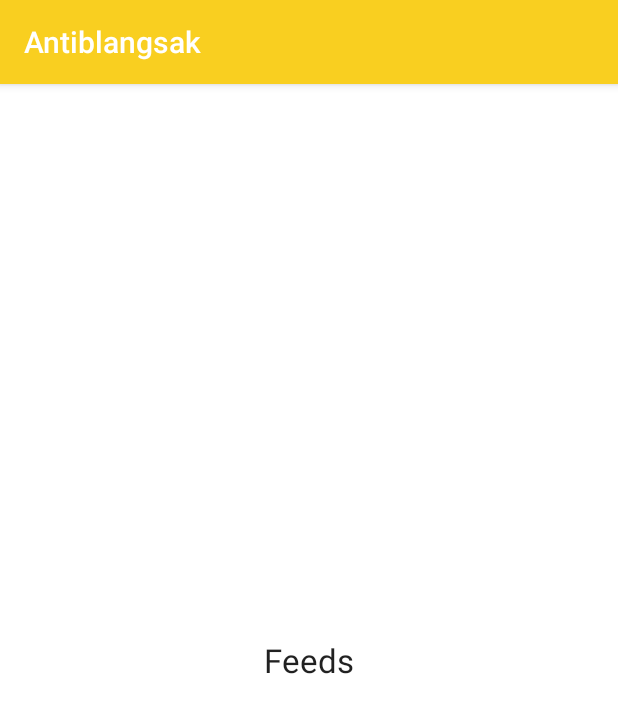
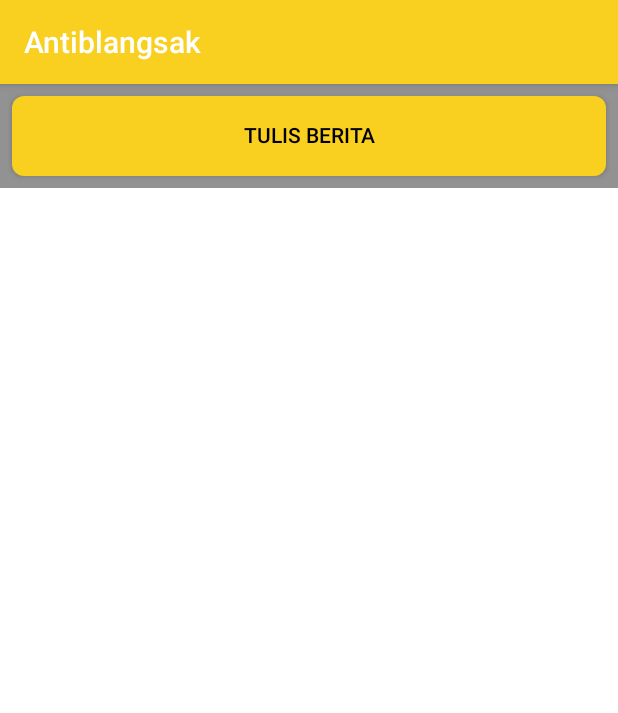
Before and after one commit to antiblangsak/android, an Android app: the fragment FeedsFragment shown on its own in the app's theme, on a phone screen of 412 x 824 dp. Shown: the top 713 px of the screen. Run offline under Robolectric (Android 15) with nearby library versions, the phone set to English and light mode, and no system bars.

```diff
--- a/app/src/main/java/com/antiblangsak/antiblangsak/MainActivity.java
+++ b/app/src/main/java/com/antiblangsak/antiblangsak/MainActivity.java
@@ -21,7 +21,6 @@ import uk.co.chrisjenx.calligraphy.CalligraphyContextWrapper;
 public class MainActivity extends AppCompatActivity {
     private Button logoutButton;
     SharedPrefManager sharedPrefManager;
-
 
     @Override
     protected void attachBaseContext(Context newBase) {
--- /dev/null
+++ b/app/src/main/res/drawable/shape_daftar_nasabah_option.xml
@@ -0,0 +1,6 @@
+<?xml version="1.0" encoding="utf-8"?>
+<selector xmlns:android="http://schemas.android.com/apk/res/android"
+    android:exitFadeDuration="@android:integer/config_shortAnimTime">
+    <item android:drawable="@drawable/shape_daftar_nasabah_option_pressed" android:state_pressed="true"/>
+    <item android:drawable="@drawable/shape_daftar_nasabah_option_normal"/>
+</selector>
--- /dev/null
+++ b/app/src/main/res/drawable/shape_daftar_nasabah_option_normal.xml
@@ -0,0 +1,6 @@
+<?xml version="1.0" encoding="utf-8"?>
+<shape xmlns:android="http://schemas.android.com/apk/res/android"
+    android:shape="rectangle">
+    <solid android:color="@color/color_daftar_nasabah_option"/>
+    <corners android:radius="@dimen/button_border_radius"/>
+</shape>
--- /dev/null
+++ b/app/src/main/res/drawable/shape_daftar_nasabah_option_pressed.xml
@@ -0,0 +1,6 @@
+<?xml version="1.0" encoding="utf-8"?>
+<shape xmlns:android="http://schemas.android.com/apk/res/android"
+    android:shape="rectangle">
+    <solid android:color="@color/color_daftar_nasabah_option_pressed"/>
+    <corners android:radius="@dimen/button_border_radius"/>
+</shape>
--- a/app/src/main/res/layout/fragment_feeds.xml
+++ b/app/src/main/res/layout/fragment_feeds.xml
@@ -1,16 +1,36 @@
 <?xml version="1.0" encoding="utf-8"?>
-<RelativeLayout xmlns:android="http://schemas.android.com/apk/res/android"
+<LinearLayout xmlns:android="http://schemas.android.com/apk/res/android"
     android:layout_width="match_parent"
     android:layout_height="match_parent"
     android:orientation="vertical"
     android:background="@color/color_main_white">
 
-    <TextView
-        android:id="@+id/textView"
-        android:layout_width="wrap_content"
-        android:layout_height="wrap_content"
-        android:layout_centerInParent="true"
-        android:text="Feeds"
-        android:textAppearance="?android:attr/textAppearanceLarge"/>
+    <LinearLayout
+        android:layout_width="match_parent"
+        android:layout_height="0dp"
+        android:layout_weight="1"
+        android:background="@color/color_main_light_gray">
 
-</RelativeLayout>
+        <Button
+            android:id="@+id/btnTulisBerita"
+            android:layout_width="match_parent"
+            android:layout_height="match_parent"
+            android:layout_margin="@dimen/margin_sm"
+            android:paddingBottom="@dimen/padding_xxs"
+            android:text="@string/btn_tulis_berita_string"
+            android:textColor="@color/color_main_black"
+            android:background="@drawable/shape_button"
+            android:textSize="@dimen/button_font_size_sm"
+            />
+
+    </LinearLayout>
+
+    <LinearLayout
+        android:layout_width="match_parent"
+        android:layout_height="0dp"
+        android:layout_weight="10">
+
+
+    </LinearLayout>
+
+</LinearLayout>
--- a/app/src/main/res/values/colors.xml
+++ b/app/src/main/res/values/colors.xml
@@ -7,6 +7,7 @@
     <color name="color_main_yellow">#F9CF20</color>
     <color name="color_main_dark_gray">#313439</color>
     <color name="color_main_light_gray">#929292</color>
+    <color name="color_main_light_gray_darkened">#797979</color>
     <color name="color_main_black">#000000</color>
     <color name="color_main_white">#FFFFFF</color>
 
@@ -17,4 +18,7 @@
 
     <color name="color_button_yellow">#F9CF20</color>
     <color name="color_button_yellow_pressed">#E0B607</color>
+
+    <color name="color_daftar_nasabah_option">#c4c4c4</color>
+    <color name="color_daftar_nasabah_option_pressed">#ABABAB</color>
 </resources>
--- a/app/src/main/res/values/dimens.xml
+++ b/app/src/main/res/values/dimens.xml
@@ -17,6 +17,7 @@
 
     <dimen name="text_size_xs">10dp</dimen>
 
+    <dimen name="margin_super">60dp</dimen>
     <dimen name="margin_xxxl">36dp</dimen>
     <dimen name="margin_xxl">24dp</dimen>
     <dimen name="margin_xl">20dp</dimen>
@@ -36,6 +37,4 @@
     <dimen name="padding_xs">4dp</dimen>
     <dimen name="padding_xxs">2dp</dimen>
     <dimen name="padding_xxxs">1dp</dimen>
-
-    <dimen name="fab_margin">16dp</dimen>
 </resources>
--- a/app/src/main/res/values/strings.xml
+++ b/app/src/main/res/values/strings.xml
@@ -4,6 +4,7 @@
     <string name="title_activity_login">LoginActivity</string>
     <string name="title_activity_register">RegisterActivity</string>
     <string name="title_activity_main">MainActivity</string>
+    <string name="title_activity_daftar_nasabah">Daftar Sebagai Nasabah</string>
 
     <string name="welcome">Welcome</string>
     <string name="register">Daftar Akun Baru</string>
@@ -24,6 +25,7 @@
     <string name="link_to_login_string">Login sekarang!</string>
 
     <string name="btn_register_nasabah_string">DAFTAR SEBAGAI NASABAH</string>
+    <string name="btn_tulis_berita_string">TULIS BERITA</string>
 
     <string name="service_dpgk_label">Pendidikan</string>
     <string name="service_dkk_label">Kesehatan</string>
@@ -38,4 +40,7 @@
     <string name="service_bayar_label">Ayoo-Bayar</string>
     <string name="service_store_label">Ayoo-Store</string>
     <string name="service_baca_label">Ayoo-Baca</string>
+
+    <string name="daftar_nasabah_option_keluarga_baru">KELUARGA BARU</string>
+    <string name="daftar_nasabah_option_sudah_punya">SUDAH MEMPUNYAI\nKELUARGA TERDAFTAR</string>
 </resources>
```
Also changed, not shown: app/src/main/AndroidManifest.xml (+7 -5 lines), app/src/main/java/com/antiblangsak/antiblangsak/DaftarNasabahActivity.java (added, +35 -0 lines), app/src/main/java/com/antiblangsak/antiblangsak/HomeFragment.java (+10 -0 lines), app/src/main/res/layout/activity_daftar_nasabah.xml (added, +57 -0 lines).
